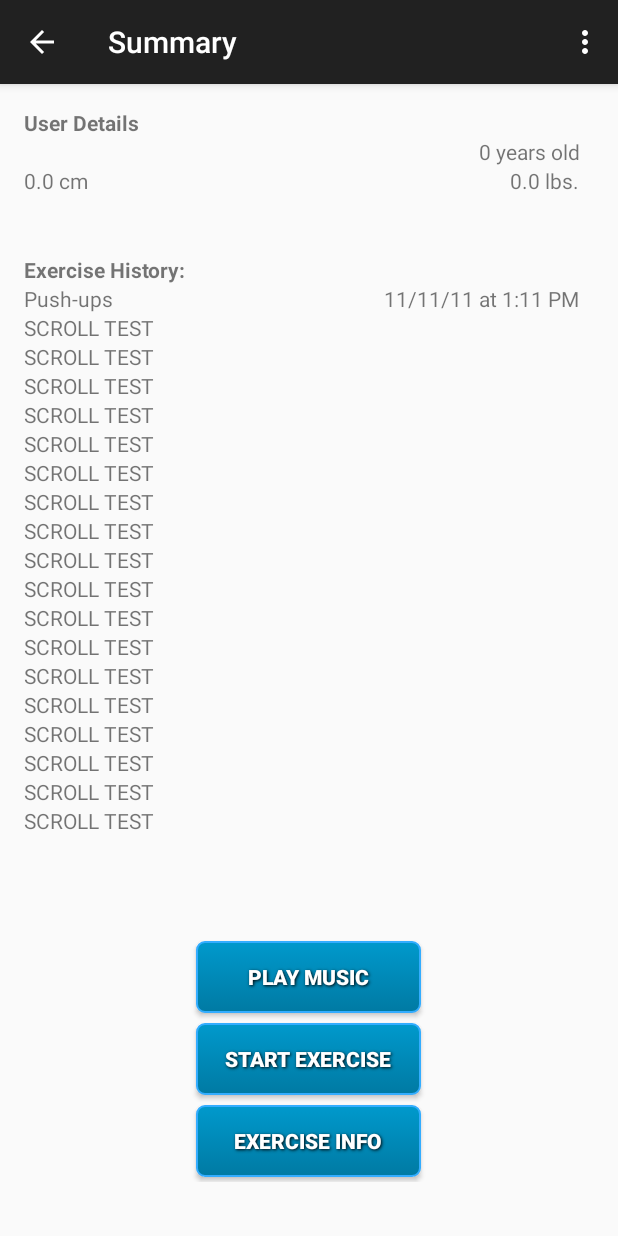
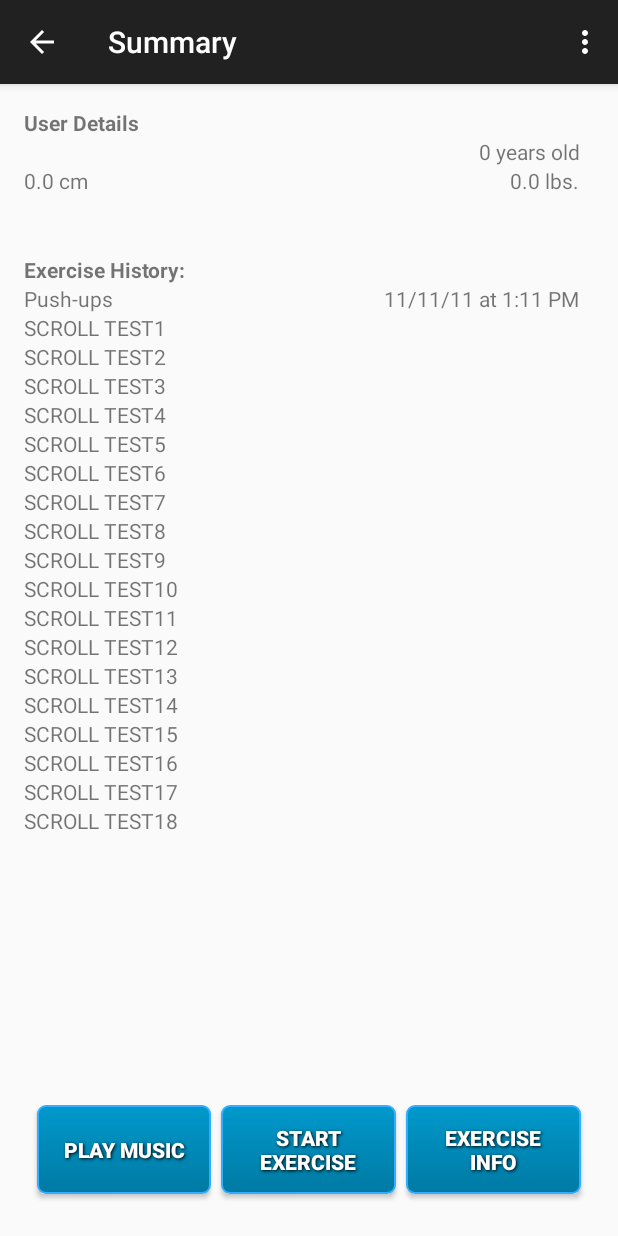
Before and after one commit to brandt1990/ProjectFittness, an Android app: the UserSummaryActivity screen opened directly, with no data from a screen before it, on a phone screen of 412 x 824 dp. Run offline under Robolectric (Android 15) with nearby library versions, the phone set to English and light mode, and no system bars; libraries missing offline, so code that uses them is left out: com.readystatesoftware.sqliteasset; 4 statements that could not run were skipped.

Commit message:
user summary button arrangement fixed

```diff
--- a/app/src/main/res/layout/activity_user_summary.xml
+++ b/app/src/main/res/layout/activity_user_summary.xml
@@ -157,7 +157,7 @@
                         <TextView
                             android:layout_width="wrap_content"
                             android:layout_height="wrap_content"
-                            android:text="SCROLL TEST" />
+                            android:text="SCROLL TEST1" />
                     </TableRow>
 
                     <TableRow
@@ -167,7 +167,7 @@
                         <TextView
                             android:layout_width="wrap_content"
                             android:layout_height="wrap_content"
-                            android:text="SCROLL TEST" />
+                            android:text="SCROLL TEST2" />
                     </TableRow>
 
                     <TableRow
@@ -177,7 +177,7 @@
                         <TextView
                             android:layout_width="wrap_content"
                             android:layout_height="wrap_content"
-                            android:text="SCROLL TEST" />
+                            android:text="SCROLL TEST3" />
                     </TableRow>
 
                     <TableRow
@@ -187,7 +187,7 @@
                         <TextView
                             android:layout_width="wrap_content"
                             android:layout_height="wrap_content"
-                            android:text="SCROLL TEST" />
+                            android:text="SCROLL TEST4" />
                     </TableRow>
 
                     <TableRow
@@ -197,7 +197,7 @@
                         <TextView
                             android:layout_width="wrap_content"
                             android:layout_height="wrap_content"
-                            android:text="SCROLL TEST" />
+                            android:text="SCROLL TEST5" />
                     </TableRow>
 
                     <TableRow
@@ -207,7 +207,7 @@
                         <TextView
                             android:layout_width="wrap_content"
                             android:layout_height="wrap_content"
-                            android:text="SCROLL TEST" />
+                            android:text="SCROLL TEST6" />
                     </TableRow>
 
                     <TableRow
@@ -217,7 +217,7 @@
                         <TextView
                             android:layout_width="wrap_content"
                             android:layout_height="wrap_content"
-                            android:text="SCROLL TEST" />
+                            android:text="SCROLL TEST7" />
                     </TableRow>
 
                     <TableRow
@@ -227,7 +227,7 @@
                         <TextView
                             android:layout_width="wrap_content"
                             android:layout_height="wrap_content"
-                            android:text="SCROLL TEST" />
+                            android:text="SCROLL TEST8" />
                     </TableRow>
 
                     <TableRow
@@ -237,7 +237,7 @@
                         <TextView
                             android:layout_width="wrap_content"
                             android:layout_height="wrap_content"
-                            android:text="SCROLL TEST" />
+                            android:text="SCROLL TEST9" />
                     </TableRow>
 
                     <TableRow
@@ -247,7 +247,7 @@
                         <TextView
                             android:layout_width="wrap_content"
                             android:layout_height="wrap_content"
-                            android:text="SCROLL TEST" />
+                            android:text="SCROLL TEST10" />
                     </TableRow>
 
                     <TableRow
@@ -257,7 +257,7 @@
                         <TextView
                             android:layout_width="wrap_content"
                             android:layout_height="wrap_content"
-                            android:text="SCROLL TEST" />
+                            android:text="SCROLL TEST11" />
                     </TableRow>
 
                     <TableRow
@@ -267,7 +267,7 @@
                         <TextView
                             android:layout_width="wrap_content"
                             android:layout_height="wrap_content"
-                            android:text="SCROLL TEST" />
+                            android:text="SCROLL TEST12" />
                     </TableRow>
 
                     <TableRow
@@ -277,7 +277,7 @@
                         <TextView
                             android:layout_width="wrap_content"
                             android:layout_height="wrap_content"
-                            android:text="SCROLL TEST" />
+                            android:text="SCROLL TEST13" />
                     </TableRow>
 
                     <TableRow
@@ -287,7 +287,7 @@
                         <TextView
                             android:layout_width="wrap_content"
                             android:layout_height="wrap_content"
-                            android:text="SCROLL TEST" />
+                            android:text="SCROLL TEST14" />
                     </TableRow>
 
                     <TableRow
@@ -297,7 +297,7 @@
                         <TextView
                             android:layout_width="wrap_content"
                             android:layout_height="wrap_content"
-                            android:text="SCROLL TEST" />
+                            android:text="SCROLL TEST15" />
                     </TableRow>
 
                     <TableRow
@@ -307,7 +307,7 @@
                         <TextView
                             android:layout_width="wrap_content"
                             android:layout_height="wrap_content"
-                            android:text="SCROLL TEST" />
+                            android:text="SCROLL TEST16" />
                     </TableRow>
 
                     <TableRow
@@ -317,7 +317,7 @@
                         <TextView
                             android:layout_width="wrap_content"
                             android:layout_height="wrap_content"
-                            android:text="SCROLL TEST" />
+                            android:text="SCROLL TEST17" />
                     </TableRow>
 
                     <TableRow
@@ -327,7 +327,7 @@
                         <TextView
                             android:layout_width="wrap_content"
                             android:layout_height="wrap_content"
-                            android:text="SCROLL TEST" />
+                            android:text="SCROLL TEST18" />
                     </TableRow>
                 </TableLayout>
             </ScrollView>
@@ -338,37 +338,42 @@
             android:layout_height="wrap_content"
             android:layout_alignParentBottom="true"
             android:layout_alignParentStart="true"
-            android:orientation="vertical"
-            android:padding="20dp"
-            android:id="@+id/linearLayout2">
+            android:orientation="horizontal"
+            android:padding="5dp"
+            android:id="@+id/linearLayout2"
+            android:gravity="center_horizontal">
 
             <Button
                 android:id="@+id/btnPlayMusic"
                 style="@style/button_text"
-                android:layout_width="150dp"
-                android:layout_height="wrap_content"
+                android:layout_width="0dp"
+                android:layout_height="fill_parent"
                 android:layout_gravity="center_horizontal"
                 android:background="@drawable/custom_button"
                 android:text="Play Music"
-                android:onClick="onClickPlayMusic"/>
+                android:onClick="onClickPlayMusic"
+                android:elegantTextHeight="false"
+                android:layout_weight="1" />
             <Button
                 android:id="@+id/btnExerciseEntry"
                 style="@style/button_text"
-                android:layout_width="150dp"
-                android:layout_height="wrap_content"
+                android:layout_width="0dp"
+                android:layout_height="fill_parent"
                 android:layout_gravity="center_horizontal"
                 android:background="@drawable/custom_button"
                 android:text="Start Exercise"
-                android:onClick="onClickExerciseEntry"/>
+                android:onClick="onClickExerciseEntry"
+                android:layout_weight="1" />
             <Button
                 android:id="@+id/btnExerciseInfo"
                 style="@style/button_text"
-                android:layout_width="150dp"
+                android:layout_width="0dp"
                 android:layout_height="wrap_content"
                 android:layout_gravity="center_horizontal"
                 android:background="@drawable/custom_button"
                 android:text="Exercise Info"
-                android:onClick="onClickExerciseInfo"/>
+                android:onClick="onClickExerciseInfo"
+                android:layout_weight="1" />
         </LinearLayout>
 
     </RelativeLayout>
```
